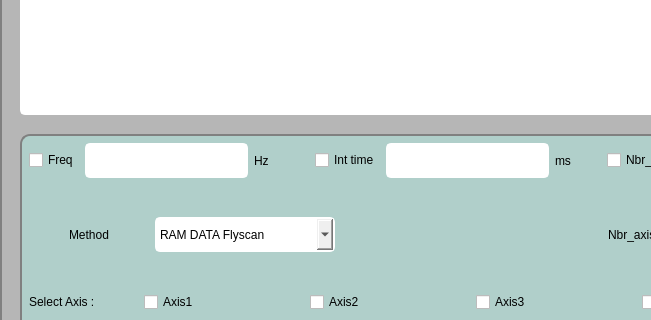
This is ECA_SOLEIL_ZMI4104C/flyscanform.ui in guepy/ECA_ZMI4104C_main as Qt 5 draws it before an edit; both pictures show x 0 to 651 and y 156 to 476 of the 834 by 730 pixel window. The edited form follows.
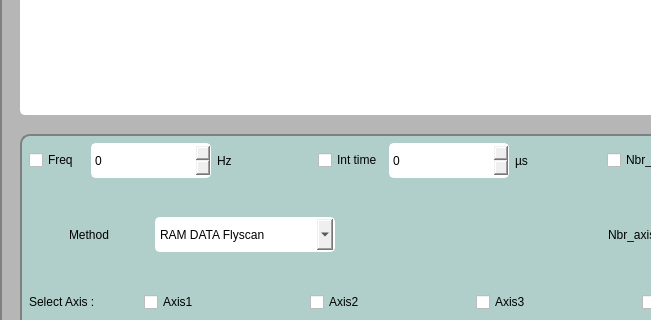
This is the edited form. Icons and pictures are not drawn.

What changed in the file:
```diff
--- a/ECA_SOLEIL_ZMI4104C/flyscanform.ui
+++ b/ECA_SOLEIL_ZMI4104C/flyscanform.ui
@@ -96,10 +96,16 @@
         </widget>
        </item>
        <item>
-        <widget class="QLineEdit" name="freqLineEdit">
+        <widget class="QSpinBox" name="spinBox_3">
+         <property name="sizePolicy">
+          <sizepolicy hsizetype="Fixed" vsizetype="Fixed">
+           <horstretch>0</horstretch>
+           <verstretch>0</verstretch>
+          </sizepolicy>
+         </property>
          <property name="minimumSize">
           <size>
-           <width>0</width>
+           <width>120</width>
            <height>35</height>
           </size>
          </property>
@@ -139,10 +145,16 @@
         </widget>
        </item>
        <item>
-        <widget class="QLineEdit" name="itLineEdit">
+        <widget class="QSpinBox" name="spinBox_2">
+         <property name="sizePolicy">
+          <sizepolicy hsizetype="Fixed" vsizetype="Fixed">
+           <horstretch>0</horstretch>
+           <verstretch>0</verstretch>
+          </sizepolicy>
+         </property>
          <property name="minimumSize">
           <size>
-           <width>0</width>
+           <width>120</width>
            <height>35</height>
           </size>
          </property>
@@ -155,7 +167,7 @@
 </string>
          </property>
          <property name="text">
-          <string>ms</string>
+          <string>µs</string>
          </property>
         </widget>
        </item>
```
Left out of the diff: 3 changed lines with no effect on the pictures.
